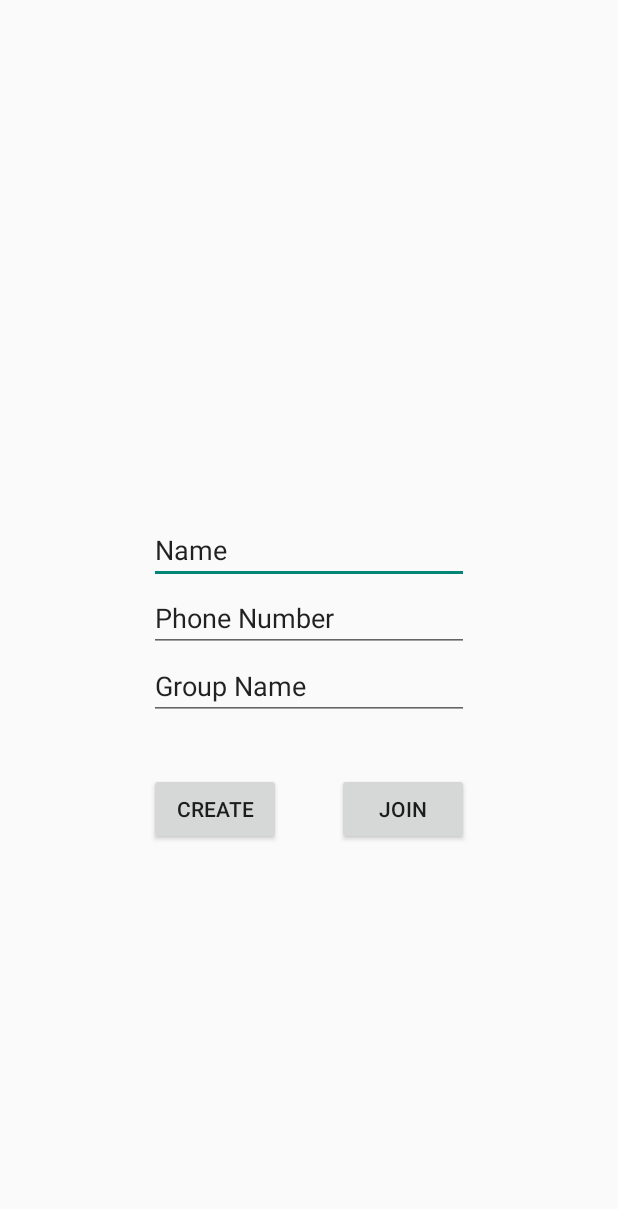
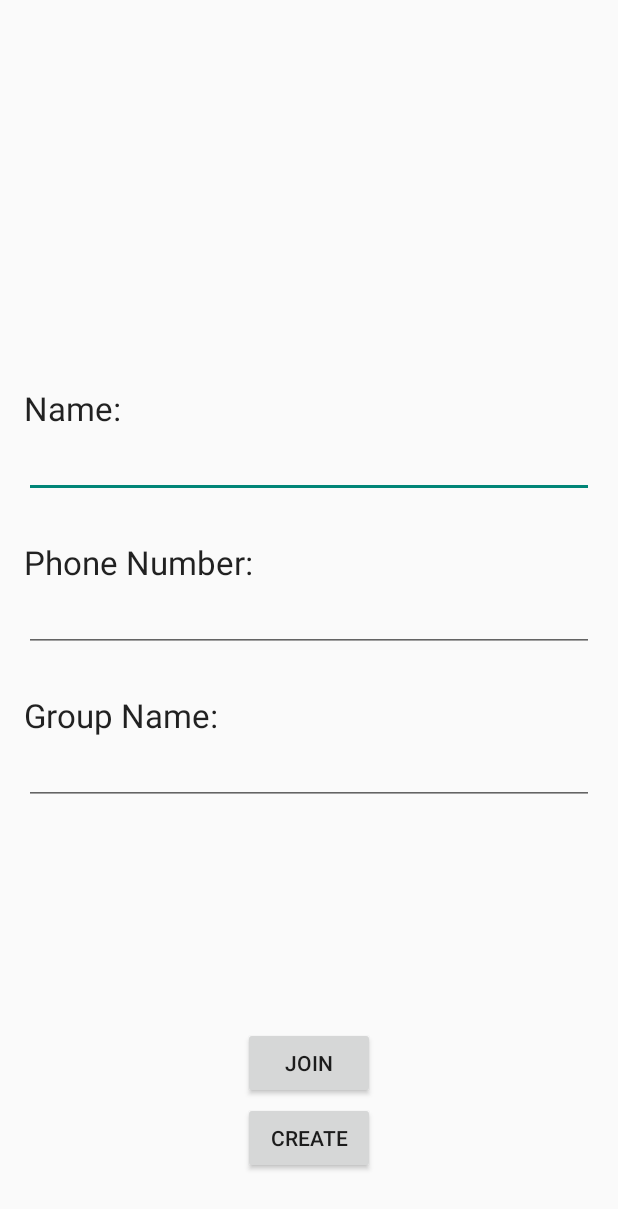
Before and after one commit to annekao/MoneyTrees, an Android app: the screen it shows after launch (Main), on a phone screen of 412 x 824 dp. Shown: the top 1209 px of the screen. Run offline under Robolectric (Android 15) with nearby library versions, the phone set to English and light mode, and no system bars; libraries missing offline, so code that uses them is left out: com.firebase.client; 2 statements that could not run were skipped.

Commit message:
get pw bug

```diff
--- a/app/src/main/java/com/hackrice/kevinskim93/moneytrees/Main.java
+++ b/app/src/main/java/com/hackrice/kevinskim93/moneytrees/Main.java
@@ -88,8 +88,7 @@ public class Main extends Activity {
         myFirebaseRef.addValueEventListener(new ValueEventListener() {
             @Override
             public void onDataChange(DataSnapshot snapshot) {
-
-                System.out.println(snapshot.getValue().getClass());
+                groups = (HashMap<String, MoneyGroup>) snapshot.getValue();
             }
 
             @Override
@@ -97,11 +96,27 @@ public class Main extends Activity {
                 System.out.println("The read failed: " + firebaseError.getMessage());
             }
         });
+        MoneyGroup moneyGroup = groups.get(groupName);
+        if (moneyGroup == null){
+            String message = "The group you have entered does not exist." + " \n \n" + "Please try again!";
+            AlertDialog.Builder builder = new AlertDialog.Builder(this);
+            builder.setTitle("Error");
+            builder.setMessage(message);
+            builder.setPositiveButton("Okay", new DialogInterface.OnClickListener() {
+                @Override
+                public void onClick(DialogInterface dialog, int id) {
+                    setContentView(R.layout.homepage);
+                }
+            });
+            builder.create().show();
+        }
+        String actualPW = moneyGroup.getPassword();
+        EditText userInput = (EditText) findViewById(R.id.password);
+        String userPW = userInput.getText().toString();
 
-        EditText userInput = (EditText) findViewById(R.id.password);
-
-        if (userInput.getText().toString().equals("pw")) {
-            System.out.println(userInput.getText().toString());
+        if (actualPW.equals(userPW)) {
+            System.out.println(actualPW);
+            // TODO: add user
         } else {
             System.out.println(userInput.getText().toString());
             String message = "The password you have entered is incorrect." + " \n \n" + "Please try again!";
@@ -125,6 +140,7 @@ public class Main extends Activity {
         String groupPW = "";
         if (userInput.getText().toString().equals(confUserInput.getText().toString())) {
             groupPW = userInput.getText().toString();
+            addToDB(groupPW);
         } else {
             System.out.println(userInput.getText().toString());
             String message = "The password you've entered do not match." + " \n \n" + "Please try again!";
@@ -140,8 +156,6 @@ public class Main extends Activity {
             builder.setNegativeButton("Retry", null);
             builder.create().show();
         }
-
-        addToDB(groupPW);
     }
 
     public void addToDB(String pw) {
--- a/app/src/main/java/com/hackrice/kevinskim93/moneytrees/MoneyGroup.java
+++ b/app/src/main/java/com/hackrice/kevinskim93/moneytrees/MoneyGroup.java
@@ -40,7 +40,7 @@ public class MoneyGroup {
     }
 
     public String getPassword(){
-        return password;
+        return "hi";
     }
 
 }
--- a/app/src/main/res/layout/homepage.xml
+++ b/app/src/main/res/layout/homepage.xml
@@ -7,56 +7,85 @@
     android:id="@+id/MainActivity">
 
     <EditText
-        android:layout_width="wrap_content"
+        android:layout_width="match_parent"
         android:layout_height="wrap_content"
         android:inputType="textPersonName"
-        android:text="Name"
         android:ems="10"
         android:id="@+id/name"
-        android:layout_above="@+id/phoneNumber"
-        android:layout_centerHorizontal="true" />
+        android:layout_marginBottom="28dp"
+        android:layout_above="@+id/textView2" />
 
     <EditText
-        android:layout_width="wrap_content"
+        android:layout_width="match_parent"
         android:layout_height="wrap_content"
         android:inputType="phone"
         android:ems="10"
         android:id="@+id/phoneNumber"
         android:layout_centerVertical="true"
         android:layout_alignLeft="@+id/name"
-        android:layout_alignStart="@+id/name"
-        android:text="Phone Number" />
+        android:layout_alignStart="@+id/name" />
 
     <Button
         android:layout_width="wrap_content"
         android:layout_height="wrap_content"
         android:text="Create"
         android:id="@+id/create"
-        android:layout_marginTop="35dp"
-        android:layout_below="@+id/groupName"
-        android:layout_alignLeft="@+id/groupName"
-        android:layout_alignStart="@+id/groupName"
-        android:onClick="createGroup"/>
+        android:onClick="createGroup"
+        android:layout_alignParentBottom="true"
+        android:layout_alignLeft="@+id/join"
+        android:layout_alignStart="@+id/join"
+        android:layout_marginBottom="25dp" />
 
     <Button
         android:layout_width="wrap_content"
         android:layout_height="wrap_content"
         android:text="Join"
         android:id="@+id/join"
-        android:layout_alignTop="@+id/create"
-        android:layout_alignRight="@+id/groupName"
-        android:layout_alignEnd="@+id/groupName"
-        android:onClick="joinGroup"/>
+        android:onClick="joinGroup"
+        android:layout_above="@+id/create"
+        android:layout_centerHorizontal="true"
+        android:layout_alignParentEnd="false"
+        android:layout_marginBottom="2dp" />
 
     <EditText
-        android:layout_width="wrap_content"
+        android:layout_width="match_parent"
         android:layout_height="wrap_content"
         android:id="@+id/groupName"
-        android:layout_below="@+id/phoneNumber"
+        android:layout_below="@+id/textView3"
         android:layout_alignLeft="@+id/phoneNumber"
         android:layout_alignStart="@+id/phoneNumber"
-        android:text="Group Name"
         android:layout_alignRight="@+id/phoneNumber"
         android:layout_alignEnd="@+id/phoneNumber" />
 
+    <TextView
+        android:layout_width="match_parent"
+        android:layout_height="wrap_content"
+        android:textAppearance="?android:attr/textAppearanceLarge"
+        android:text="Name:"
+        android:id="@+id/textView"
+        android:layout_above="@+id/name"
+        android:layout_alignLeft="@+id/name"
+        android:layout_alignStart="@+id/name" />
+
+    <TextView
+        android:layout_width="match_parent"
+        android:layout_height="wrap_content"
+        android:textAppearance="?android:attr/textAppearanceLarge"
+        android:text="Phone Number:"
+        android:id="@+id/textView2"
+        android:layout_above="@+id/phoneNumber"
+        android:layout_alignLeft="@+id/phoneNumber"
+        android:layout_alignStart="@+id/phoneNumber" />
+
+    <TextView
+        android:layout_width="match_parent"
+        android:layout_height="wrap_content"
+        android:textAppearance="?android:attr/textAppearanceLarge"
+        android:text="Group Name:"
+        android:id="@+id/textView3"
+        android:layout_below="@+id/phoneNumber"
+        android:layout_alignLeft="@+id/groupName"
+        android:layout_alignStart="@+id/groupName"
+        android:layout_marginTop="27dp" />
+
 </RelativeLayout>
```
